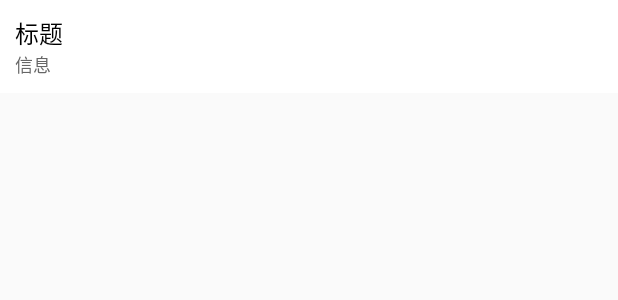
After one commit to early-return/TinyBay, an Android app: the layout torrents_item.xml on its own in the app's theme, with its tools: preview values and no code run, on a phone screen of 412 x 824 dp. The commit adds this screen. Shown: the top 300 px of the screen. Run offline under Robolectric (Android 15) with nearby library versions, the phone set to English and light mode, and no system bars.

Commit message:
added torrents adapter

```diff
--- a/app/src/main/java/info/zhiqing/tinybay/MainActivity.java
+++ b/app/src/main/java/info/zhiqing/tinybay/MainActivity.java
@@ -31,7 +31,6 @@ public class MainActivity extends AppCompatActivity
     private Fragment browseFragment = null;
 
     Toolbar toolbar;
-
 
     @Override
     protected void onCreate(Bundle savedInstanceState) {
--- /dev/null
+++ b/app/src/main/res/layout/torrents_item.xml
@@ -0,0 +1,28 @@
+<?xml version="1.0" encoding="utf-8"?>
+<LinearLayout xmlns:android="http://schemas.android.com/apk/res/android"
+    android:id="@+id/list_item"
+    android:orientation="vertical"
+    android:padding="10dp"
+    android:clickable="true"
+    android:background="@color/white"
+    android:foreground="?attr/selectableItemBackground"
+    android:layout_width="match_parent"
+    android:layout_height="wrap_content">
+
+    <TextView
+        android:id="@+id/text_title"
+        android:textColor="@color/black"
+        android:textSize="16sp"
+        android:text="标题"
+        android:layout_width="wrap_content"
+        android:layout_height="wrap_content" />
+
+    <TextView
+        android:id="@+id/text_info"
+        android:text="信息"
+        android:textSize="12sp"
+        android:textColor="@color/gray"
+        android:layout_width="wrap_content"
+        android:layout_height="wrap_content" />
+
+</LinearLayout>
```
Also changed, not shown: app/src/main/java/info/zhiqing/tinybay/adapter/TorrentListAdapter.java (+15 -3 lines).
